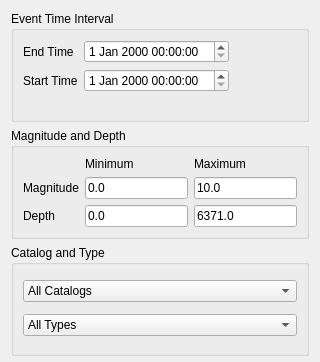
Before: the Qt Designer form pyweed/EventOptionsDialog.ui in iris-edu/pyweed, drawn with Qt 5; both pictures show x 0 to 320 and y 0 to 362 of the 320 by 520 pixel window.
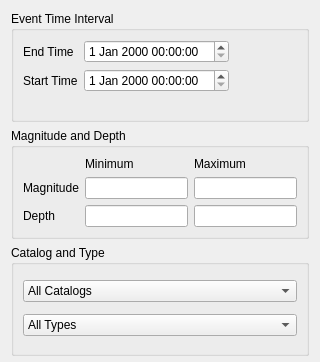
After: the same form once the commit is applied.

```diff
--- a/pyweed/EventOptionsDialog.ui
+++ b/pyweed/EventOptionsDialog.ui
@@ -64,7 +64,7 @@
       <item row="6" column="2">
        <widget class="QLineEdit" name="maxdepthLineEdit">
         <property name="text">
-         <string>6371.0</string>
+         <string/>
         </property>
        </widget>
       </item>
@@ -78,14 +78,14 @@
       <item row="2" column="1">
        <widget class="QLineEdit" name="minmagLineEdit">
         <property name="text">
-         <string>0.0</string>
+         <string/>
         </property>
        </widget>
       </item>
       <item row="6" column="1">
        <widget class="QLineEdit" name="mindepthLineEdit">
         <property name="text">
-         <string>0.0</string>
+         <string/>
         </property>
        </widget>
       </item>
@@ -113,7 +113,7 @@
       <item row="2" column="2">
        <widget class="QLineEdit" name="maxmagLineEdit">
         <property name="text">
-         <string>10.0</string>
+         <string/>
         </property>
        </widget>
       </item>
```
